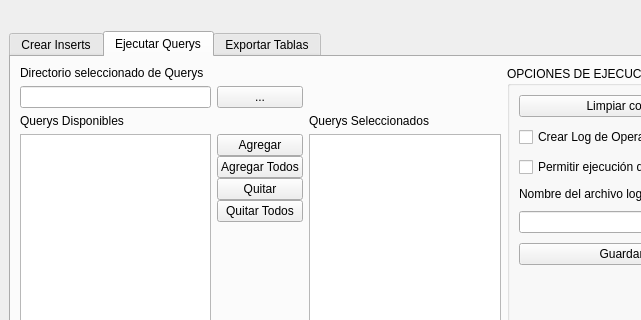
This is ui/PanelPrincipal.ui in JorgeLealV/ProyUtileriasSQL as Qt 5 draws it before an edit; both pictures show x 0 to 641 and y 0 to 320 of the 800 by 600 pixel window. The edited form follows.
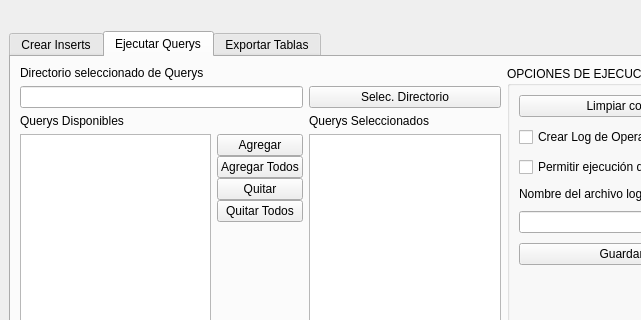
This is the edited form. The open tabs and pages were chosen to show the change.

Commit message:
feat: ajustes de UI en pestañas Ejecutar Querys y Crear Inserts
- Ejecutar Querys: textbox directorio extendido a colspan=2; botón de
  selección movido a la derecha (col 2) con etiqueta "Selec. Directorio",
  alineado con el listbox Querys Seleccionados.
- Crear Inserts: botón selección Excel renombrado a "Selecciona Datos Excel";
  botón selección directorio renombrado a "Selec. Direct. SQLs".

```diff
--- a/ui/PanelPrincipal.ui
+++ b/ui/PanelPrincipal.ui
@@ -170,20 +170,20 @@
         <string>Ejecutar Querys</string>
        </attribute>
        <layout class="QGridLayout" name="gridLayout_eq">
-        <item row="0" column="0" colspan="2">
+        <item row="0" column="0" colspan="3">
          <widget class="QLabel" name="label_dir_querys">
           <property name="text">
            <string>Directorio seleccionado de Querys</string>
           </property>
          </widget>
         </item>
-        <item row="1" column="0">
+        <item row="1" column="0" colspan="2">
          <widget class="QLineEdit" name="lineEdit_dir_querys"/>
         </item>
-        <item row="1" column="1">
+        <item row="1" column="2">
          <widget class="QPushButton" name="btn_browse_dir_querys">
           <property name="text">
-           <string>...</string>
+           <string>Selec. Directorio</string>
           </property>
          </widget>
         </item>
```
Left out of the diff: 4 changed lines with no effect on the pictures. The commit also changes 1 other file.
